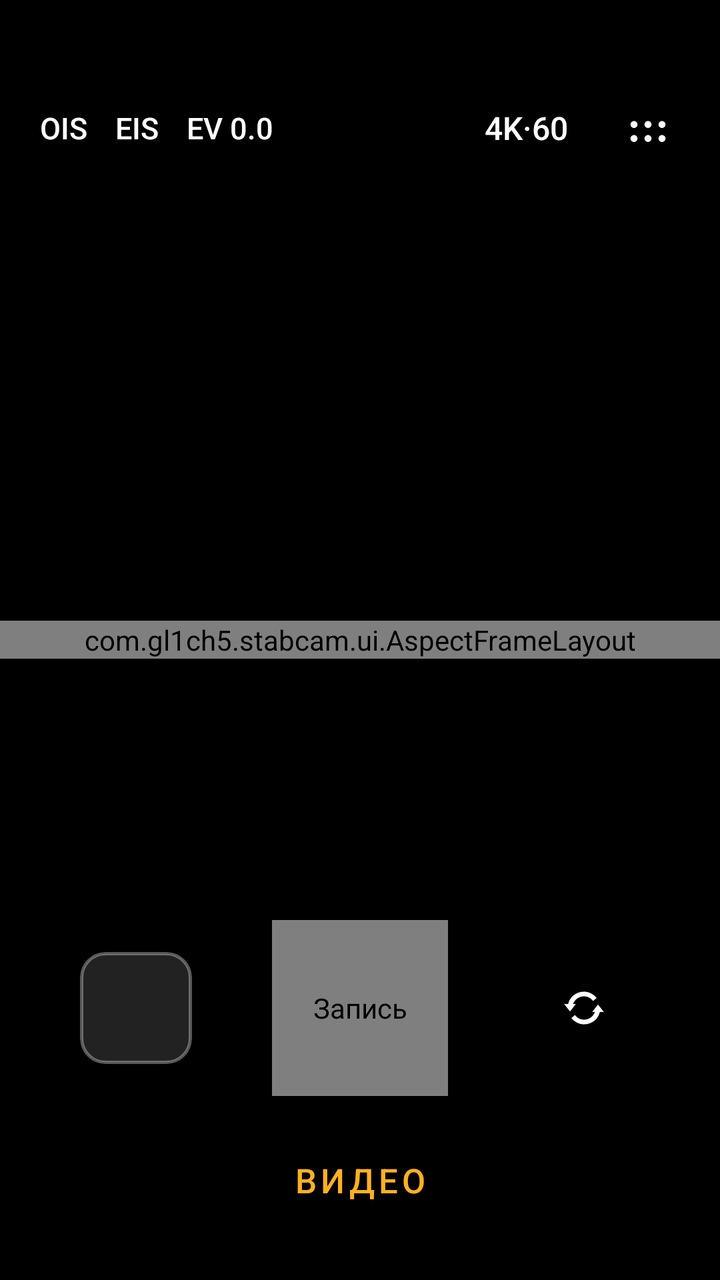
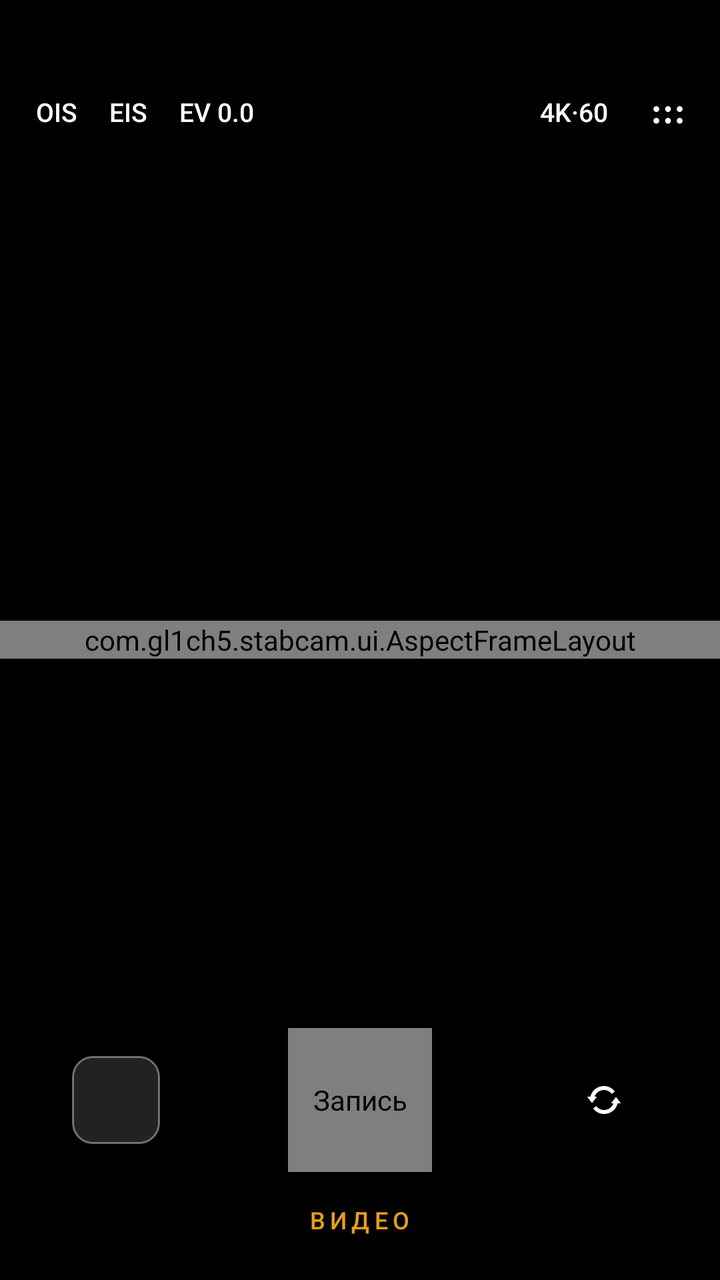

Two renders of the same Android screen: before a commit and after it. Below are the layout's source before the change and the commit's diff.
<!-- AndroidManifest.xml: application theme AppTheme -->
<!-- res/layout/activity_main.xml -->
<?xml version="1.0" encoding="utf-8"?>
<FrameLayout xmlns:android="http://schemas.android.com/apk/res/android"
    android:id="@+id/root"
    android:layout_width="match_parent"
    android:layout_height="match_parent"
    android:background="@color/bg">

    <com.gl1ch5.stabcam.ui.AspectFrameLayout
        android:id="@+id/previewFrame"
        android:layout_width="match_parent"
        android:layout_height="wrap_content"
        android:layout_gravity="center">

        <SurfaceView
            android:id="@+id/preview"
            android:layout_width="match_parent"
            android:layout_height="match_parent" />

        <View
            android:id="@+id/shutterFlash"
            android:layout_width="match_parent"
            android:layout_height="match_parent"
            android:alpha="0"
            android:background="@color/bg" />
    </com.gl1ch5.stabcam.ui.AspectFrameLayout>

    
    <LinearLayout
        android:id="@+id/topBar"
        android:layout_width="match_parent"
        android:layout_height="wrap_content"
        android:layout_gravity="top"
        android:layout_marginStart="12dp"
        android:layout_marginTop="40dp"
        android:layout_marginEnd="12dp"
        android:gravity="center_vertical"
        android:orientation="horizontal">

        <LinearLayout
            android:id="@+id/pillLeft"
            android:layout_width="wrap_content"
            android:layout_height="48dp"
            android:gravity="center_vertical"
            android:orientation="horizontal">

            <TextView
                android:id="@+id/btnOis"
                style="@style/PillToggle"
                android:text="OIS" />

            <TextView
                android:id="@+id/btnEis"
                style="@style/PillToggle"
                android:text="EIS" />

            <TextView
                android:id="@+id/btnEv"
                style="@style/PillToggle"
                android:text="EV 0.0" />
        </LinearLayout>

        <Space
            android:layout_width="0dp"
            android:layout_height="1dp"
            android:layout_weight="1" />

        <TextView
            android:id="@+id/btnQuality"
            android:layout_width="wrap_content"
            android:layout_height="48dp"
            android:gravity="center"
            android:paddingStart="12dp"
            android:paddingEnd="12dp"
            android:text="4K·60"
            android:textColor="@color/text"
            android:textSize="16sp"
            android:fontFamily="sans-serif-medium" />

        <ImageButton
            android:id="@+id/btnSettings"
            android:layout_width="48dp"
            android:layout_height="48dp"
            android:layout_marginStart="4dp"
            android:background="@null"
            android:contentDescription="@string/settings"
            android:src="@drawable/ic_menu" />
    </LinearLayout>

    
    <LinearLayout
        android:id="@+id/recIndicator"
        android:layout_width="wrap_content"
        android:layout_height="36dp"
        android:layout_gravity="top|center_horizontal"
        android:layout_marginTop="50dp"
        android:background="@drawable/bg_pill"
        android:gravity="center_vertical"
        android:orientation="horizontal"
        android:paddingStart="14dp"
        android:paddingEnd="14dp"
        android:visibility="gone">

        <View
            android:id="@+id/recDot"
            android:layout_width="8dp"
            android:layout_height="8dp"
            android:background="@drawable/bg_rec_dot" />

        <TextView
            android:id="@+id/recTime"
            android:layout_width="wrap_content"
            android:layout_height="wrap_content"
            android:layout_marginStart="8dp"
            android:fontFamily="monospace"
            android:text="00:00"
            android:textColor="@color/text"
            android:textSize="16sp" />
    </LinearLayout>

    <TextView
        android:id="@+id/info"
        android:layout_width="wrap_content"
        android:layout_height="wrap_content"
        android:layout_gravity="top|start"
        android:layout_marginStart="20dp"
        android:layout_marginTop="100dp"
        android:background="@drawable/bg_pill"
        android:paddingStart="10dp"
        android:paddingTop="4dp"
        android:paddingEnd="10dp"
        android:paddingBottom="4dp"
        android:textColor="@color/text_dim"
        android:textSize="11sp" />

    
    <LinearLayout
        android:id="@+id/evPanel"
        android:layout_width="match_parent"
        android:layout_height="52dp"
        android:layout_gravity="bottom"
        android:layout_marginStart="24dp"
        android:layout_marginEnd="24dp"
        android:layout_marginBottom="270dp"
        android:background="@drawable/bg_pill_strong"
        android:gravity="center_vertical"
        android:orientation="horizontal"
        android:paddingStart="16dp"
        android:paddingEnd="8dp"
        android:visibility="gone">

        <TextView
            android:id="@+id/evValue"
            android:layout_width="56dp"
            android:layout_height="wrap_content"
            android:text="0.0"
            android:textColor="@color/accent"
            android:textSize="15sp" />

        <SeekBar
            android:id="@+id/evSeek"
            android:layout_width="0dp"
            android:layout_height="wrap_content"
            android:layout_weight="1" />
    </LinearLayout>

    
    <LinearLayout
        android:id="@+id/zoomRow"
        android:layout_width="wrap_content"
        android:layout_height="48dp"
        android:layout_gravity="bottom|center_horizontal"
        android:layout_marginBottom="200dp"
        android:background="@drawable/bg_pill"
        android:gravity="center"
        android:orientation="horizontal"
        android:paddingStart="4dp"
        android:paddingEnd="4dp" />

    
    <LinearLayout
        android:id="@+id/controls"
        android:layout_width="match_parent"
        android:layout_height="96dp"
        android:layout_gravity="bottom"
        android:layout_marginBottom="88dp"
        android:gravity="center_vertical"
        android:orientation="horizontal"
        android:paddingStart="40dp"
        android:paddingEnd="40dp">

        <ImageView
            android:id="@+id/thumb"
            android:layout_width="56dp"
            android:layout_height="56dp"
            android:background="@drawable/bg_thumb"
            android:clipToOutline="true"
            android:contentDescription="@string/gallery"
            android:scaleType="centerCrop" />

        <Space
            android:layout_width="0dp"
            android:layout_height="1dp"
            android:layout_weight="1" />

        <com.gl1ch5.stabcam.ui.RecordButton
            android:id="@+id/btnRecord"
            android:layout_width="88dp"
            android:layout_height="88dp"
            android:contentDescription="@string/record" />

        <Space
            android:layout_width="0dp"
            android:layout_height="1dp"
            android:layout_weight="1" />

        <ImageButton
            android:id="@+id/btnFlip"
            android:layout_width="56dp"
            android:layout_height="56dp"
            android:background="@drawable/bg_circle"
            android:contentDescription="@string/flip"
            android:src="@drawable/ic_flip" />
    </LinearLayout>

    
    <TextView
        android:id="@+id/modeLabel"
        android:layout_width="wrap_content"
        android:layout_height="44dp"
        android:layout_gravity="bottom|center_horizontal"
        android:layout_marginBottom="28dp"
        android:fontFamily="sans-serif-medium"
        android:gravity="center"
        android:letterSpacing="0.12"
        android:paddingStart="28dp"
        android:paddingEnd="28dp"
        android:text="@string/mode_video"
        android:textColor="@color/accent"
        android:textSize="17sp" />
</FrameLayout>
<!-- resources referenced by this layout -->
<resources>
  <color name="accent">#FFFFB020</color>
  <color name="bg">#FF000000</color>
  <color name="text">#FFFFFFFF</color>
  <color name="text_dim">#99FFFFFF</color>
  <!-- drawable bg_circle (drawable) -->
  <?xml version="1.0" encoding="utf-8"?>
  <shape xmlns:android="http://schemas.android.com/apk/res/android" android:shape="oval">
      <solid android:color="@color/glass" />
  </shape>
  <!-- drawable bg_pill (drawable) -->
  <?xml version="1.0" encoding="utf-8"?>
  <shape xmlns:android="http://schemas.android.com/apk/res/android" android:shape="rectangle">
      <solid android:color="#40000000" />
      <corners android:radius="22dp" />
  </shape>
  <!-- drawable bg_pill_strong (drawable) -->
  <?xml version="1.0" encoding="utf-8"?>
  <shape xmlns:android="http://schemas.android.com/apk/res/android" android:shape="rectangle">
      <solid android:color="@color/glass_strong" />
      <corners android:radius="24dp" />
  </shape>
  <!-- drawable bg_rec_dot (drawable) -->
  <?xml version="1.0" encoding="utf-8"?>
  <shape xmlns:android="http://schemas.android.com/apk/res/android" android:shape="oval">
      <solid android:color="@color/rec_red" />
      <size android:width="8dp" android:height="8dp" />
  </shape>
  <!-- drawable bg_thumb (drawable) -->
  <?xml version="1.0" encoding="utf-8"?>
  <shape xmlns:android="http://schemas.android.com/apk/res/android" android:shape="rectangle">
      <solid android:color="#FF222222" />
      <stroke android:width="1.5dp" android:color="#55FFFFFF" />
      <corners android:radius="12dp" />
  </shape>
  <!-- drawable ic_flip (drawable) -->
  <vector xmlns:android="http://schemas.android.com/apk/res/android"
      android:width="28dp" android:height="28dp" android:viewportWidth="24" android:viewportHeight="24">
      <path android:fillColor="#FFFFFFFF"
          android:pathData="M12,5C8.7,5 5.9,7.2 5.2,10.3L3.5,10.3 6,13.5 8.5,10.3 7.3,10.3C8,8.4 9.8,7 12,7c1.6,0 3,0.8 3.9,2l1.5,-1.3C16.1,6.1 14.2,5 12,5zM18,10.5l-2.5,3.2 1.2,0C16,15.6 14.2,17 12,17c-1.6,0 -3,-0.8 -3.9,-2l-1.5,1.3C7.9,17.9 9.8,19 12,19c3.3,0 6.1,-2.2 6.8,-5.3l1.7,0z" />
  </vector>
  <!-- drawable ic_menu (drawable) -->
  <vector xmlns:android="http://schemas.android.com/apk/res/android"
      android:width="24dp" android:height="24dp" android:viewportWidth="24" android:viewportHeight="24">
      <path android:fillColor="#FFFFFFFF"
          android:pathData="M5,8.5a1.75,1.75 0,1 0,0.01 0zM12,8.5a1.75,1.75 0,1 0,0.01 0zM19,8.5a1.75,1.75 0,1 0,0.01 0zM5,15.5a1.75,1.75 0,1 0,0.01 0zM12,15.5a1.75,1.75 0,1 0,0.01 0zM19,15.5a1.75,1.75 0,1 0,0.01 0z" />
  </vector>
  <string name="flip">Сменить камеру</string>
  <string name="gallery">Галерея</string>
  <string name="mode_video">ВИДЕО</string>
  <string name="record">Запись</string>
  <string name="settings">Настройки</string>
  <style name="PillToggle">
          <item name="android:layout_width">wrap_content</item>
          <item name="android:layout_height">36dp</item>
          <item name="android:layout_marginStart">2dp</item>
          <item name="android:gravity">center</item>
          <item name="android:paddingStart">6dp</item>
          <item name="android:paddingEnd">6dp</item>
          <item name="android:textColor">@color/text</item>
          <item name="android:textSize">15sp</item>
          <item name="android:shadowColor">#99000000</item>
          <item name="android:shadowRadius">6</item>
          <item name="android:fontFamily">sans-serif-medium</item>
      </style>
  <style name="AppTheme" parent="@android:style/Theme.DeviceDefault.NoActionBar">
          <item name="android:windowBackground">@color/bg</item>
          <item name="android:statusBarColor">@android:color/black</item>
          <item name="android:navigationBarColor">@android:color/black</item>
          <item name="android:colorAccent">@color/accent</item>
          <item name="android:windowLayoutInDisplayCutoutMode">shortEdges</item>
      </style>
  <color name="glass">#73000000</color>
  <color name="glass_strong">#B3141414</color>
  <color name="rec_red">#FFE53935</color>
</resources>

<!-- the commit's change to res/layout/activity_main.xml (unified diff, before → after) -->
@@ -28,61 +28,43 @@
     <LinearLayout
         android:id="@+id/topBar"
         android:layout_width="match_parent"
-        android:layout_height="wrap_content"
+        android:layout_height="40dp"
         android:layout_gravity="top"
-        android:layout_marginStart="12dp"
-        android:layout_marginTop="40dp"
-        android:layout_marginEnd="12dp"
+        android:layout_marginStart="10dp"
+        android:layout_marginTop="36dp"
+        android:layout_marginEnd="6dp"
         android:gravity="center_vertical"
         android:orientation="horizontal">
 
         <LinearLayout
             android:id="@+id/pillLeft"
-            android:layout_width="wrap_content"
-            android:layout_height="48dp"
+            android:layout_width="0dp"
+            android:layout_height="match_parent"
+            android:layout_weight="1"
             android:gravity="center_vertical"
             android:orientation="horizontal">
 
-            <TextView
-                android:id="@+id/btnOis"
-                style="@style/PillToggle"
-                android:text="OIS" />
-
-            <TextView
-                android:id="@+id/btnEis"
-                style="@style/PillToggle"
-                android:text="EIS" />
-
-            <TextView
-                android:id="@+id/btnEv"
-                style="@style/PillToggle"
-                android:text="EV 0.0" />
+            <TextView android:id="@+id/btnOis" style="@style/TopText" android:text="OIS" />
+            <TextView android:id="@+id/btnEis" style="@style/TopText" android:text="EIS" />
+            <TextView android:id="@+id/btnEv" style="@style/TopText" android:text="EV 0.0" />
         </LinearLayout>
-
-        <Space
-            android:layout_width="0dp"
-            android:layout_height="1dp"
-            android:layout_weight="1" />
 
         <TextView
             android:id="@+id/btnQuality"
-            android:layout_width="wrap_content"
-            android:layout_height="48dp"
-            android:gravity="center"
-            android:paddingStart="12dp"
-            android:paddingEnd="12dp"
+            style="@style/TopText"
+            android:fontFamily="sans-serif-medium"
             android:text="4K·60"
-            android:textColor="@color/text"
-            android:textSize="16sp"
-            android:fontFamily="sans-serif-medium" />
+            android:textColor="@color/text" />
 
         <ImageButton
             android:id="@+id/btnSettings"
-            android:layout_width="48dp"
-            android:layout_height="48dp"
-            android:layout_marginStart="4dp"
+            android:layout_width="40dp"
+            android:layout_height="40dp"
+            android:layout_marginStart="2dp"
             android:background="@null"
             android:contentDescription="@string/settings"
+            android:padding="10dp"
+            android:scaleType="fitCenter"
             android:src="@drawable/ic_menu" />
     </LinearLayout>
 
@@ -90,71 +72,74 @@
     <LinearLayout
         android:id="@+id/recIndicator"
         android:layout_width="wrap_content"
-        android:layout_height="36dp"
+        android:layout_height="30dp"
         android:layout_gravity="top|center_horizontal"
-        android:layout_marginTop="50dp"
-        android:background="@drawable/bg_pill"
-        android:gravity="center_vertical"
-        android:orientation="horizontal"
-        android:paddingStart="14dp"
-        android:paddingEnd="14dp"
+        android:layout_marginTop="40dp"
+        android:background="@drawable/bg_pill"
+        android:gravity="center_vertical"
+        android:orientation="horizontal"
+        android:paddingStart="12dp"
+        android:paddingEnd="12dp"
         android:visibility="gone">
 
         <View
             android:id="@+id/recDot"
-            android:layout_width="8dp"
-            android:layout_height="8dp"
+            android:layout_width="7dp"
+            android:layout_height="7dp"
             android:background="@drawable/bg_rec_dot" />
 
         <TextView
             android:id="@+id/recTime"
             android:layout_width="wrap_content"
             android:layout_height="wrap_content"
-            android:layout_marginStart="8dp"
+            android:layout_marginStart="7dp"
             android:fontFamily="monospace"
             android:text="00:00"
             android:textColor="@color/text"
-            android:textSize="16sp" />
+            android:textSize="14sp" />
     </LinearLayout>
 
     <TextView
         android:id="@+id/info"
         android:layout_width="wrap_content"
         android:layout_height="wrap_content"
-        android:layout_gravity="top|start"
-        android:layout_marginStart="20dp"
-        android:layout_marginTop="100dp"
-        android:background="@drawable/bg_pill"
-        android:paddingStart="10dp"
-        android:paddingTop="4dp"
-        android:paddingEnd="10dp"
-        android:paddingBottom="4dp"
+        android:layout_gravity="top|center_horizontal"
+        android:layout_marginStart="24dp"
+        android:layout_marginTop="82dp"
+        android:layout_marginEnd="24dp"
+        android:background="@drawable/bg_pill"
+        android:gravity="center"
+        android:paddingStart="12dp"
+        android:paddingTop="5dp"
+        android:paddingEnd="12dp"
+        android:paddingBottom="5dp"
         android:textColor="@color/text_dim"
-        android:textSize="11sp" />
+        android:textSize="11sp"
+        android:visibility="gone" />
 
     
     <LinearLayout
         android:id="@+id/evPanel"
         android:layout_width="match_parent"
-        android:layout_height="52dp"
+        android:layout_height="40dp"
         android:layout_gravity="bottom"
-        android:layout_marginStart="24dp"
-        android:layout_marginEnd="24dp"
-        android:layout_marginBottom="270dp"
-        android:background="@drawable/bg_pill_strong"
-        android:gravity="center_vertical"
-        android:orientation="horizontal"
-        android:paddingStart="16dp"
-        android:paddingEnd="8dp"
+        android:layout_marginStart="36dp"
+        android:layout_marginEnd="36dp"
+        android:layout_marginBottom="176dp"
+        android:background="@drawable/bg_pill"
+        android:gravity="center_vertical"
+        android:orientation="horizontal"
+        android:paddingStart="14dp"
+        android:paddingEnd="6dp"
         android:visibility="gone">
 
         <TextView
             android:id="@+id/evValue"
-            android:layout_width="56dp"
+            android:layout_width="44dp"
             android:layout_height="wrap_content"
             android:text="0.0"
             android:textColor="@color/accent"
-            android:textSize="15sp" />
+            android:textSize="13sp" />
 
         <SeekBar
             android:id="@+id/evSeek"
@@ -167,74 +152,67 @@
     <LinearLayout
         android:id="@+id/zoomRow"
         android:layout_width="wrap_content"
-        android:layout_height="48dp"
+        android:layout_height="34dp"
         android:layout_gravity="bottom|center_horizontal"
-        android:layout_marginBottom="200dp"
+        android:layout_marginBottom="142dp"
         android:background="@drawable/bg_pill"
         android:gravity="center"
         android:orientation="horizontal"
-        android:paddingStart="4dp"
-        android:paddingEnd="4dp" />
+        android:paddingStart="2dp"
+        android:paddingEnd="2dp" />
 
     
     <LinearLayout
         android:id="@+id/controls"
         android:layout_width="match_parent"
-        android:layout_height="96dp"
+        android:layout_height="76dp"
         android:layout_gravity="bottom"
-        android:layout_marginBottom="88dp"
-        android:gravity="center_vertical"
-        android:orientation="horizontal"
-        android:paddingStart="40dp"
-        android:paddingEnd="40dp">
+        android:layout_marginBottom="52dp"
+        android:gravity="center_vertical"
+        android:orientation="horizontal"
+        android:paddingStart="36dp"
+        android:paddingEnd="36dp">
 
         <ImageView
             android:id="@+id/thumb"
-            android:layout_width="56dp"
-            android:layout_height="56dp"
+            android:layout_width="44dp"
+            android:layout_height="44dp"
             android:background="@drawable/bg_thumb"
             android:clipToOutline="true"
             android:contentDescription="@string/gallery"
             android:scaleType="centerCrop" />
 
-        <Space
-            android:layout_width="0dp"
-            android:layout_height="1dp"
-            android:layout_weight="1" />
+        <Space android:layout_width="0dp" android:layout_height="1dp" android:layout_weight="1" />
 
         <com.gl1ch5.stabcam.ui.RecordButton
             android:id="@+id/btnRecord"
-            android:layout_width="88dp"
-            android:layout_height="88dp"
+            android:layout_width="72dp"
+            android:layout_height="72dp"
             android:contentDescription="@string/record" />
 
-        <Space
-            android:layout_width="0dp"
-            android:layout_height="1dp"
-            android:layout_weight="1" />
+        <Space android:layout_width="0dp" android:layout_height="1dp" android:layout_weight="1" />
 
         <ImageButton
             android:id="@+id/btnFlip"
-            android:layout_width="56dp"
-            android:layout_height="56dp"
-            android:background="@drawable/bg_circle"
+            android:layout_width="44dp"
+            android:layout_height="44dp"
+            android:background="@null"
             android:contentDescription="@string/flip"
+            android:padding="10dp"
+            android:scaleType="fitCenter"
             android:src="@drawable/ic_flip" />
     </LinearLayout>
 
-    
     <TextView
         android:id="@+id/modeLabel"
         android:layout_width="wrap_content"
-        android:layout_height="44dp"
+        android:layout_height="wrap_content"
         android:layout_gravity="bottom|center_horizontal"
-        android:layout_marginBottom="28dp"
+        android:layout_marginBottom="22dp"
+        android:alpha="0.9"
         android:fontFamily="sans-serif-medium"
-        android:gravity="center"
-        android:letterSpacing="0.12"
-        android:paddingStart="28dp"
-        android:paddingEnd="28dp"
+        android:letterSpacing="0.2"
         android:text="@string/mode_video"
         android:textColor="@color/accent"
-        android:textSize="17sp" />
+        android:textSize="12sp" />
 </FrameLayout>
<!-- resource entries referenced after the edit -->
@@ -4,22 +4,11 @@
   <color name="bg">#FF000000</color>
   <color name="text">#FFFFFFFF</color>
   <color name="text_dim">#99FFFFFF</color>
-  <!-- drawable bg_circle (drawable) -->
-  <?xml version="1.0" encoding="utf-8"?>
-  <shape xmlns:android="http://schemas.android.com/apk/res/android" android:shape="oval">
-      <solid android:color="@color/glass" />
-  </shape>
   <!-- drawable bg_pill (drawable) -->
   <?xml version="1.0" encoding="utf-8"?>
   <shape xmlns:android="http://schemas.android.com/apk/res/android" android:shape="rectangle">
-      <solid android:color="#40000000" />
-      <corners android:radius="22dp" />
-  </shape>
-  <!-- drawable bg_pill_strong (drawable) -->
-  <?xml version="1.0" encoding="utf-8"?>
-  <shape xmlns:android="http://schemas.android.com/apk/res/android" android:shape="rectangle">
-      <solid android:color="@color/glass_strong" />
-      <corners android:radius="24dp" />
+      <solid android:color="#59000000" />
+      <corners android:radius="20dp" />
   </shape>
   <!-- drawable bg_rec_dot (drawable) -->
   <?xml version="1.0" encoding="utf-8"?>
@@ -31,8 +20,8 @@
   <?xml version="1.0" encoding="utf-8"?>
   <shape xmlns:android="http://schemas.android.com/apk/res/android" android:shape="rectangle">
       <solid android:color="#FF222222" />
-      <stroke android:width="1.5dp" android:color="#55FFFFFF" />
-      <corners android:radius="12dp" />
+      <stroke android:width="1dp" android:color="#66FFFFFF" />
+      <corners android:radius="10dp" />
   </shape>
   <!-- drawable ic_flip (drawable) -->
   <vector xmlns:android="http://schemas.android.com/apk/res/android"
@@ -51,18 +40,17 @@
   <string name="mode_video">ВИДЕО</string>
   <string name="record">Запись</string>
   <string name="settings">Настройки</string>
-  <style name="PillToggle">
+  <style name="TopText">
           <item name="android:layout_width">wrap_content</item>
-          <item name="android:layout_height">36dp</item>
-          <item name="android:layout_marginStart">2dp</item>
+          <item name="android:layout_height">40dp</item>
           <item name="android:gravity">center</item>
-          <item name="android:paddingStart">6dp</item>
-          <item name="android:paddingEnd">6dp</item>
+          <item name="android:paddingStart">8dp</item>
+          <item name="android:paddingEnd">8dp</item>
           <item name="android:textColor">@color/text</item>
-          <item name="android:textSize">15sp</item>
-          <item name="android:shadowColor">#99000000</item>
+          <item name="android:textSize">13sp</item>
+          <item name="android:fontFamily">sans-serif-medium</item>
+          <item name="android:shadowColor">#B3000000</item>
           <item name="android:shadowRadius">6</item>
-          <item name="android:fontFamily">sans-serif-medium</item>
       </style>
   <style name="AppTheme" parent="@android:style/Theme.DeviceDefault.NoActionBar">
           <item name="android:windowBackground">@color/bg</item>
@@ -71,8 +59,6 @@
           <item name="android:colorAccent">@color/accent</item>
           <item name="android:windowLayoutInDisplayCutoutMode">shortEdges</item>
       </style>
-  <color name="glass">#73000000</color>
-  <color name="glass_strong">#B3141414</color>
   <color name="rec_red">#FFE53935</color>
 </resources>
 
